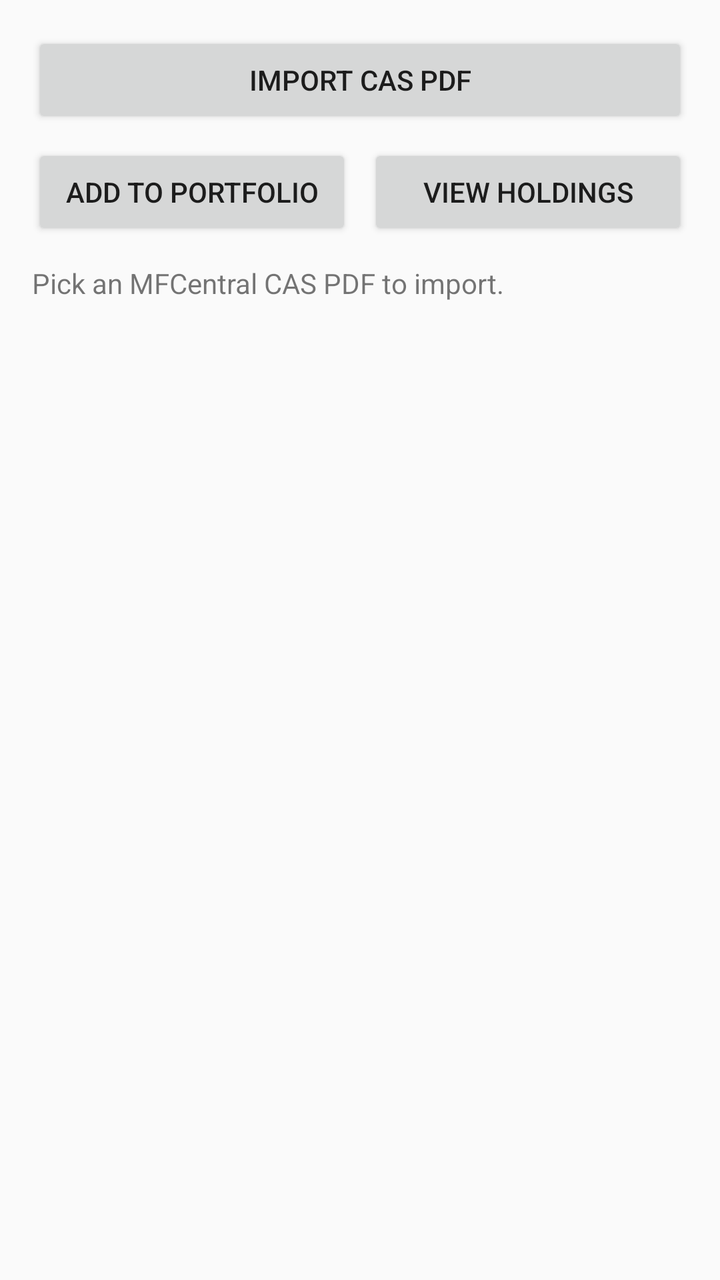
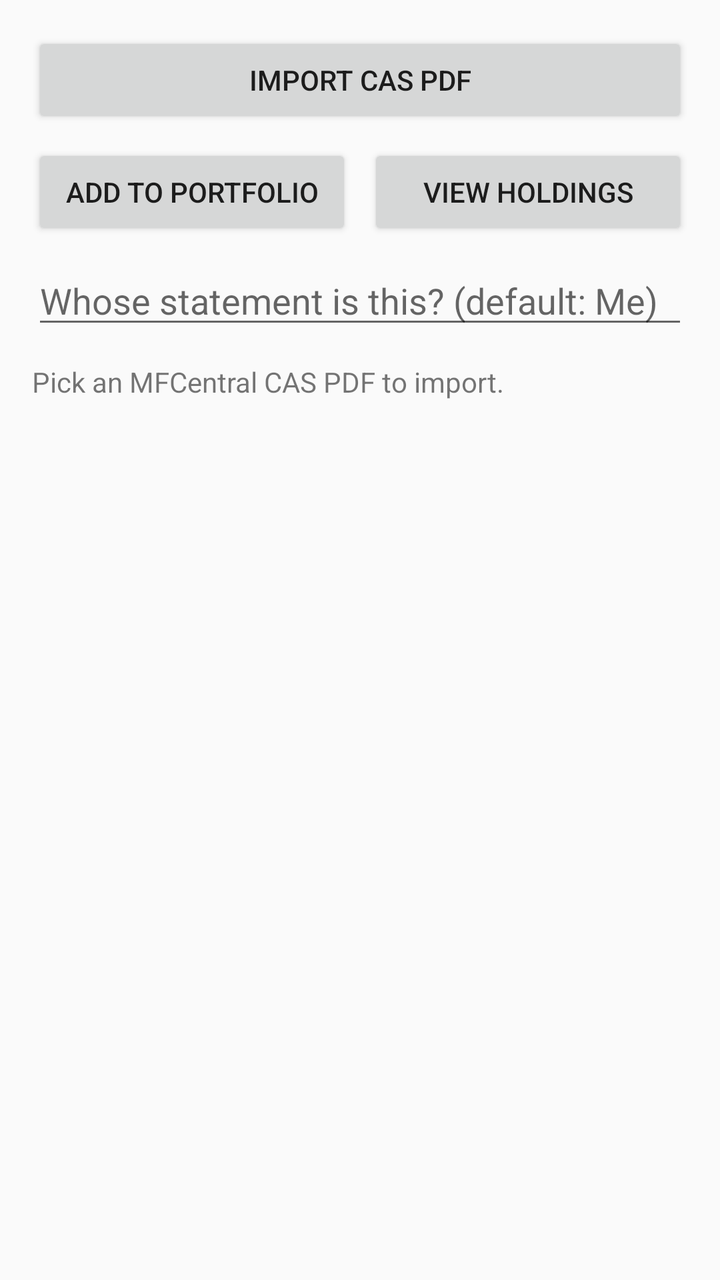

An Android layout rendered at two revisions. The XML below is the earlier revision; the diff shows what the commit changed to produce the second picture.
<!-- AndroidManifest.xml: application theme Theme.AppCompat.Light.NoActionBar -->
<!-- res/layout/activity_main.xml -->
<?xml version="1.0" encoding="utf-8"?>
<LinearLayout xmlns:android="http://schemas.android.com/apk/res/android"
    android:layout_width="match_parent"
    android:layout_height="match_parent"
    android:orientation="vertical"
    android:padding="16dp">

    <Button
        android:id="@+id/importButton"
        android:layout_width="match_parent"
        android:layout_height="wrap_content"
        android:text="Import CAS PDF" />

    <LinearLayout
        android:layout_width="match_parent"
        android:layout_height="wrap_content"
        android:orientation="horizontal"
        android:layout_marginTop="8dp">

        <Button
            android:id="@+id/commitButton"
            android:layout_width="0dp"
            android:layout_height="wrap_content"
            android:layout_weight="1"
            android:layout_marginEnd="4dp"
            android:text="Add to Portfolio" />

        <Button
            android:id="@+id/viewHoldingsButton"
            android:layout_width="0dp"
            android:layout_height="wrap_content"
            android:layout_weight="1"
            android:layout_marginStart="4dp"
            android:text="View Holdings" />

    </LinearLayout>

    <TextView
        android:id="@+id/statusText"
        android:layout_width="match_parent"
        android:layout_height="wrap_content"
        android:layout_marginTop="12dp"
        android:textSize="14sp"
        android:text="Pick an MFCentral CAS PDF to import." />

    <androidx.recyclerview.widget.RecyclerView
        android:id="@+id/transactionsList"
        android:layout_width="match_parent"
        android:layout_height="0dp"
        android:layout_weight="1"
        android:layout_marginTop="12dp" />

</LinearLayout>
<!-- resources referenced by this layout -->
<resources>

</resources>

<!-- the commit's change to res/layout/activity_main.xml (unified diff, before → after) -->
@@ -35,6 +35,14 @@
 
     </LinearLayout>
 
+    <EditText
+        android:id="@+id/memberNameInput"
+        android:layout_width="match_parent"
+        android:layout_height="wrap_content"
+        android:layout_marginTop="8dp"
+        android:hint="Whose statement is this? (default: Me)"
+        android:inputType="textPersonName" />
+
     <TextView
         android:id="@+id/statusText"
         android:layout_width="match_parent"
